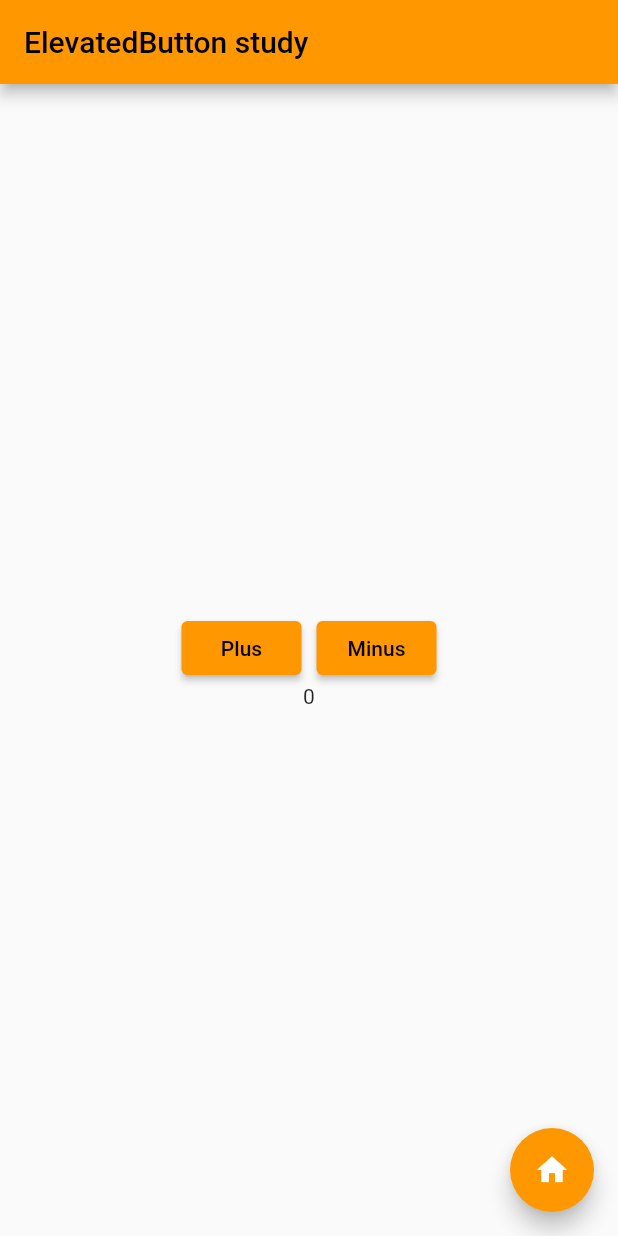
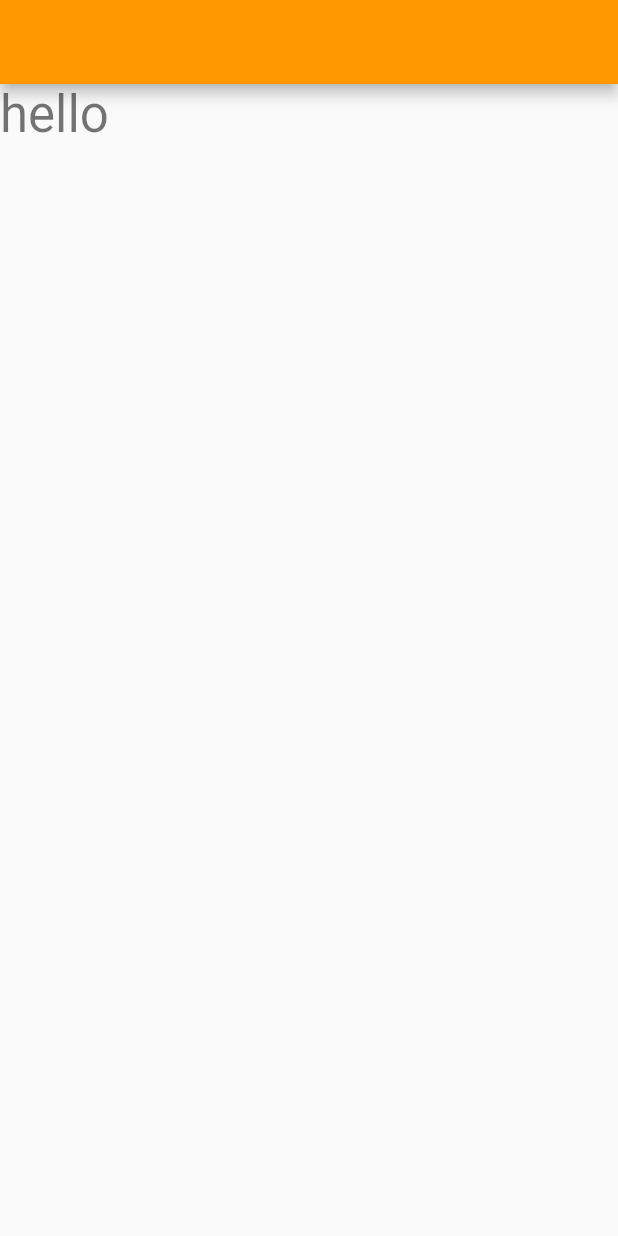
Before and after one commit to SHT-3756/fastcampus_practice, a Flutter app: the screen it shows after launch, on a phone screen of 412 x 824 dp. Run offline on Flutter 3.47's test engine with Material 2 defaults, Android fonts, the phone set to English and light mode, and no system bars; missing offline and left inert: dart:ffi.

Commit message:
fix: 페이지 이름 변경, feat: navigator.dart_새로생성

```diff
--- a/fastcamp_project/lib/main.dart
+++ b/fastcamp_project/lib/main.dart
@@ -2,6 +2,8 @@ import 'package:fastcamp_project/pages/alignSpacerExpanded/align.dart';
 import 'package:fastcamp_project/pages/alignSpacerExpanded/expanded.dart';
 import 'package:fastcamp_project/pages/alignSpacerExpanded/spacer.dart';
 import 'package:fastcamp_project/pages/buttonWidget/elevatedButton.dart';
+import 'package:fastcamp_project/pages/meterial/bottomNavigationBar.dart';
+import 'package:fastcamp_project/pages/meterial/navigator.dart';
 import 'package:fastcamp_project/pages/statefulWidget/statefulWidget.dart';
 import 'package:flutter/material.dart';
 import 'package:fastcamp_project/pages/home_page.dart';
@@ -17,11 +19,11 @@ class MyApp extends StatelessWidget {
   @override
   Widget build(BuildContext context) {
     return MaterialApp(
-      title: 'Flutter Demo',
-      theme: ThemeData(
-        primarySwatch: Colors.orange,
-      ),
-      home: StatefulWidgetPage(),
-    );
+        title: 'Flutter Demo',
+        theme: ThemeData(
+          primarySwatch: Colors.orange,
+        ),
+        // home: const BottomNavigationBarPage(),
+        home: const NaviGatorPage());
   }
 }
--- a/fastcamp_project/lib/pages/meterial/bottomNavigationBar.dart
+++ b/fastcamp_project/lib/pages/meterial/bottomNavigationBar.dart
@@ -15,10 +15,6 @@ class _BottomNavigationBarPageState extends State<BottomNavigationBarPage> {
   int _index = 2;
   double _slider = 0;
   TextEditingController _text = TextEditingController();
-
-  // int _index = 1;
-  // double _sliderValue = 0;
-  // TextEditingController _text = TextEditingController();
 
   @override
   Widget build(BuildContext context) {
--- /dev/null
+++ b/fastcamp_project/lib/pages/meterial/navigator.dart
@@ -0,0 +1,16 @@
+import 'package:flutter/material.dart';
+
+class NaviGatorPage extends StatelessWidget {
+  const NaviGatorPage({super.key});
+
+  @override
+  Widget build(BuildContext context) {
+    return Scaffold(
+      appBar: AppBar(),
+      body: Text(
+        'hello',
+        style: Theme.of(context).textTheme.headline4,
+      ),
+    );
+  }
+}
```
Also changed, not shown: fastcamp_project/lib/pages/meterial/bottom_navigation_bar.dart (deleted, +0 -73 lines).
